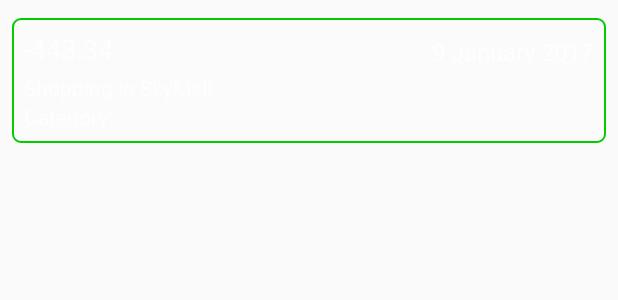
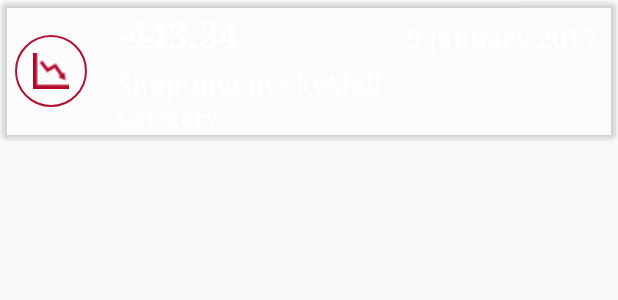
Before and after one commit to azzaxx/BalanceV2.0, an Android app: the layout recycler_item_main.xml on its own in the app's theme, with its tools: preview values and no code run, on a phone screen of 412 x 824 dp. Shown: the top 300 px of the screen. Run offline under Robolectric (Android 15) with nearby library versions, the phone set to English and light mode, and no system bars.

Commit message:
Small re-design

```diff
--- a/app/build.gradle
+++ b/app/build.gradle
@@ -29,6 +29,7 @@ dependencies {
     compile 'com.jakewharton:butterknife:8.4.0' //butter knife
     annotationProcessor 'com.jakewharton:butterknife-compiler:8.4.0' //butter knife
     compile 'com.android.support:recyclerview-v7:25.1.1' //recycler view
+    compile 'com.android.support:cardview-v7:25.1.1' //card view
     compile 'net.cachapa.expandablelayout:expandablelayout:2.6' //Expandable layout
     testCompile 'junit:junit:4.12'
     compile 'com.github.PhilJay:MPAndroidChart:v3.0.1' //graph lib
--- /dev/null
+++ b/app/src/main/res/drawable/circle_loss.xml
@@ -0,0 +1,9 @@
+<?xml version="1.0" encoding="utf-8"?>
+<selector xmlns:android="http://schemas.android.com/apk/res/android">
+    <item>
+        <shape android:shape="oval">
+            <stroke android:width="1dp" android:color="@color/lossColor" />
+            <size android:width="150dp" android:height="150dp" />
+        </shape>
+    </item>
+</selector>
--- a/app/src/main/res/drawable/circle.xml
+++ b/app/src/main/res/drawable/circle_profit.xml
@@ -2,7 +2,7 @@
 <selector xmlns:android="http://schemas.android.com/apk/res/android">
     <item>
         <shape android:shape="oval">
-            <stroke android:width="5dp" android:color="#1E90FF" />
+            <stroke android:width="1dp" android:color="@color/profitColor" />
             <size android:width="150dp" android:height="150dp" />
         </shape>
     </item>
--- a/app/src/main/res/drawable/stroke_light_round_corners.xml
+++ b/app/src/main/res/drawable/stroke_light_round_corners.xml
@@ -2,7 +2,7 @@
 <shape xmlns:android="http://schemas.android.com/apk/res/android">
     <stroke
         android:width="1dp"
-        android:color="@color/green" />
+        android:color="@color/colorPrimary" />
     <solid android:color="#22FFFFFF" />
     <corners
         android:bottomLeftRadius="5dp"
--- a/app/src/main/res/layout/action_bar_layout.xml
+++ b/app/src/main/res/layout/action_bar_layout.xml
@@ -31,7 +31,7 @@
                 android:layout_width="wrap_content"
                 android:layout_height="wrap_content"
                 android:layout_centerInParent="true"
-                android:src="@drawable/ic_format_align_left_white_24dp" />
+                android:src="@drawable/ic_filter" />
 
         </RelativeLayout>
 
@@ -46,7 +46,7 @@
                 android:layout_width="wrap_content"
                 android:layout_height="wrap_content"
                 android:layout_centerInParent="true"
-                android:src="@drawable/ic_album_white_24dp" />
+                android:src="@drawable/ic_stats" />
 
         </RelativeLayout>
 
--- a/app/src/main/res/layout/recycler_item_main.xml
+++ b/app/src/main/res/layout/recycler_item_main.xml
@@ -1,9 +1,35 @@
 <?xml version="1.0" encoding="utf-8"?>
-<LinearLayout xmlns:android="http://schemas.android.com/apk/res/android"
+<android.support.v7.widget.CardView xmlns:android="http://schemas.android.com/apk/res/android"
+    xmlns:card_view="http://schemas.android.com/apk/res-auto"
     android:layout_width="match_parent"
     android:layout_height="wrap_content"
+    android:layout_margin="2dp"
+    android:elevation="4dp"
     android:orientation="vertical"
-    android:padding="8dp">
+    card_view:cardBackgroundColor="@color/whiteTrans"
+    card_view:cardCornerRadius="4dp">
+
+    <LinearLayout
+        android:layout_width="match_parent"
+        android:layout_height="wrap_content"
+        android:orientation="horizontal">
+
+        <RelativeLayout
+            android:id="@+id/recycler_item_rr_circle"
+            android:layout_width="48dp"
+            android:layout_height="48dp"
+            android:layout_gravity="center"
+            android:layout_margin="8dp"
+            android:background="@drawable/circle_loss">
+
+            <ImageView
+                android:id="@+id/recycler_item_image_profit"
+                android:layout_width="24dp"
+                android:layout_height="24dp"
+                android:layout_centerInParent="true"
+                android:src="@drawable/ic_loss_colored" />
+
+        </RelativeLayout>
 
         <LinearLayout
             android:id="@+id/ll_sum_text_container"
@@ -11,15 +37,17 @@
             android:layout_height="wrap_content"
             android:layout_marginBottom="4dp"
             android:layout_marginTop="4dp"
-        android:background="@drawable/stroke_light_round_corners"
             android:minHeight="48dp"
             android:orientation="vertical"
-        android:padding="8dp">
+            android:paddingLeft="4dp"
+            android:paddingRight="4dp">
 
             <LinearLayout
                 android:layout_width="match_parent"
                 android:layout_height="wrap_content"
-            android:orientation="horizontal">
+                android:orientation="horizontal"
+                android:paddingLeft="8dp"
+                android:paddingRight="8dp">
 
                 <TextView
                     android:id="@+id/tv_total_sum"
@@ -28,8 +56,10 @@
                     android:layout_marginBottom="4dp"
                     android:layout_weight="1"
                     android:text="-443.34"
-                android:textColor="@color/with_transparent"
-                android:textSize="18sp" />
+                    android:textColor="@color/white"
+                    android:textSize="24sp"
+                    android:textStyle="bold"
+                    android:typeface="serif" />
 
                 <TextView
                     android:id="@+id/tv_profit_loss"
@@ -45,20 +75,29 @@
                     android:id="@+id/tv_year"
                     android:layout_width="wrap_content"
                     android:layout_height="wrap_content"
-                android:layout_gravity="right|center"
                     android:text="9 January 2017"
                     android:textColor="@color/with_transparent"
-                android:textSize="16sp" />
+                    android:textSize="18sp"
+                    android:typeface="serif" />
 
             </LinearLayout>
+
+            <!--<View-->
+            <!--android:id="@+id/line_color"-->
+            <!--android:layout_width="match_parent"-->
+            <!--android:layout_height="1dp"-->
+            <!--android:background="@color/red" />-->
 
             <TextView
                 android:id="@+id/tv_comments"
                 android:layout_width="match_parent"
                 android:layout_height="wrap_content"
+                android:paddingLeft="8dp"
+                android:paddingRight="8dp"
                 android:text="Shopping in SkyMall"
                 android:textColor="@color/with_transparent"
-            android:textSize="14sp" />
+                android:textSize="18sp"
+                android:typeface="serif" />
 
             <LinearLayout
                 android:layout_width="match_parent"
@@ -69,17 +108,25 @@
                     android:id="@+id/tv_category_text"
                     android:layout_width="wrap_content"
                     android:layout_height="match_parent"
+                    android:paddingLeft="8dp"
                     android:text="@string/category"
-                android:textColor="@color/with_transparent" />
+                    android:textColor="@color/with_transparent"
+                    android:textSize="16sp"
+                    android:typeface="serif" />
 
                 <TextView
                     android:id="@+id/tv_category_list"
                     android:layout_width="0dp"
                     android:layout_height="match_parent"
                     android:layout_weight="1"
-                android:textColor="@color/with_transparent" />
+                    android:paddingRight="8dp"
+                    android:textColor="@color/with_transparent"
+                    android:textSize="16sp"
+                    android:typeface="serif" />
 
             </LinearLayout>
         </LinearLayout>
 
     </LinearLayout>
+
+</android.support.v7.widget.CardView>
--- a/app/src/main/res/values/colors.xml
+++ b/app/src/main/res/values/colors.xml
@@ -1,12 +1,13 @@
 <?xml version="1.0" encoding="utf-8"?>
 <resources>
     <color name="whiteTransBlue">#225A7392</color>
+    <color name="whiteTrans">#22FFFFFF</color>
     <color name="colorPrimary">#FF8A40</color>
     <color name="colorPrimaryDark">#FF8E00</color>
     <color name="colorAccent">#5A7392</color>
     <color name="grey">#DDDEE1</color>
     <color name="white">#FFFFFF</color>
-    <color name="with_transparent">#AAFFFFFF</color>
+    <color name="with_transparent">#DDFFFFFF</color>
     <color name="red">#FF0000</color>
     <color name="green">#00CC00</color>
     <color name="black">#000000</color>
@@ -15,4 +16,7 @@
     <color name="violet">#0B61A4</color>
     <color name="orange">#FF9200</color>
     <color name="pink">#D2006B</color>
+    <color name="niceBlue">#1E90FF</color>
+    <color name="profitColor">#345E16</color>
+    <color name="lossColor">#B0102D</color>
 </resources>
```
Also changed, not shown: app/src/main/java/com/example/alex/balance/adapters/MainListAdapter.java (+18 -10 lines), app/src/main/res/drawable/ic_album_white_24dp.xml (deleted, +0 -9 lines), app/src/main/res/drawable/ic_format_align_left_white_24dp.xml (deleted, +0 -9 lines), app/src/main/res/layout/new_recycler_item.xml (deleted, +0 -33 lines), app/src/main/res/layout/start_activity.xml (+5 -3 lines), app/src/main/res/drawable/ic_filter.png (added), app/src/main/res/drawable/ic_loss_colored.png (added), app/src/main/res/drawable/ic_profit_colored.png (added), app/src/main/res/drawable/ic_stats.png (added). Lines whose indentation alone changed are shown as unchanged.
